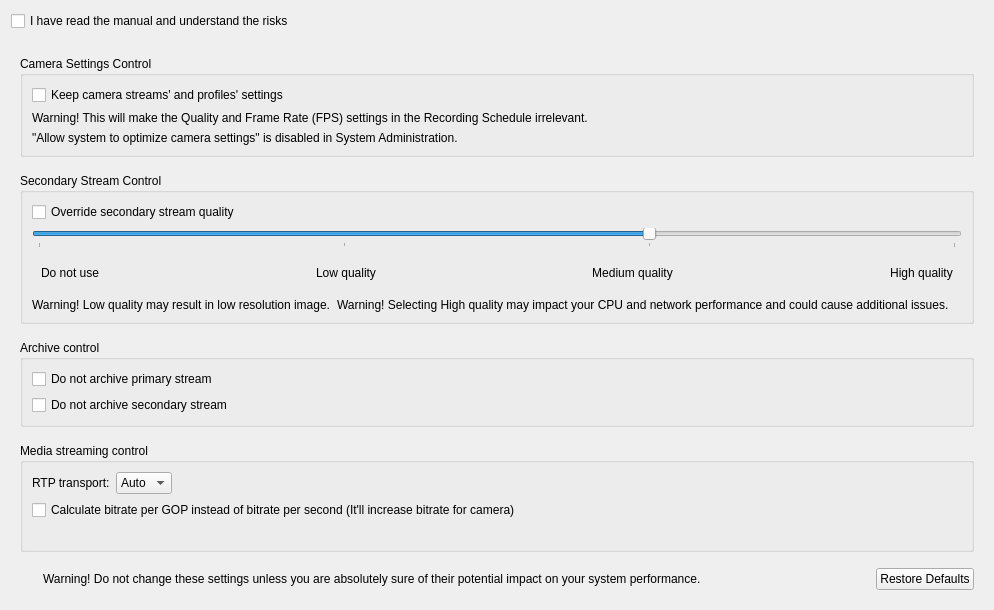
This is client/libclient/src/ui/widgets/properties/expert_settings_widget.ui in networkoptix/nx_open as Qt 5 draws it before an edit. The edited form follows.
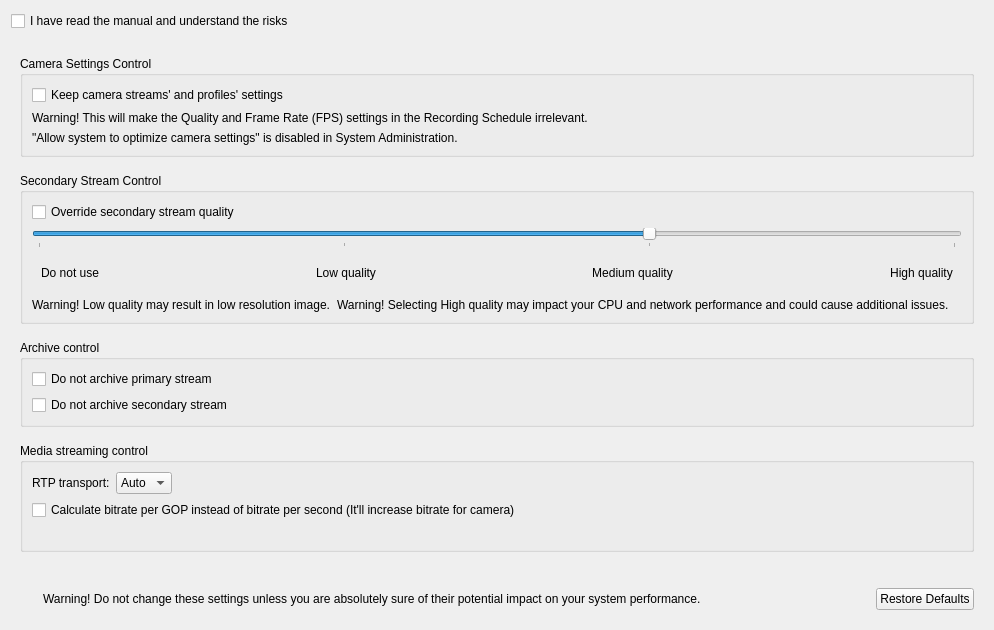
This is the edited form. Icons and pictures are not drawn.

Commit message:
Expert tab was limiting Camera Settings width due to a long warning label
<==== Mercurial data ====>
Branch: dev_3.0.0_gui

```diff
--- a/client/libclient/src/ui/widgets/properties/expert_settings_widget.ui
+++ b/client/libclient/src/ui/widgets/properties/expert_settings_widget.ui
@@ -7,7 +7,7 @@
     <x>0</x>
     <y>0</y>
     <width>982</width>
-    <height>572</height>
+    <height>582</height>
    </rect>
   </property>
   <layout class="QVBoxLayout" name="verticalLayout_5">
@@ -375,9 +375,18 @@
         </item>
         <item>
          <widget class="QLabel" name="generalWarningLabel">
+          <property name="sizePolicy">
+           <sizepolicy hsizetype="Expanding" vsizetype="Minimum">
+            <horstretch>1</horstretch>
+            <verstretch>0</verstretch>
+           </sizepolicy>
+          </property>
           <property name="text">
            <string>Warning! Do not change these settings unless you are absolutely sure of their potential impact on your system performance.</string>
           </property>
+          <property name="wordWrap">
+           <bool>true</bool>
+          </property>
          </widget>
         </item>
         <item>
```
